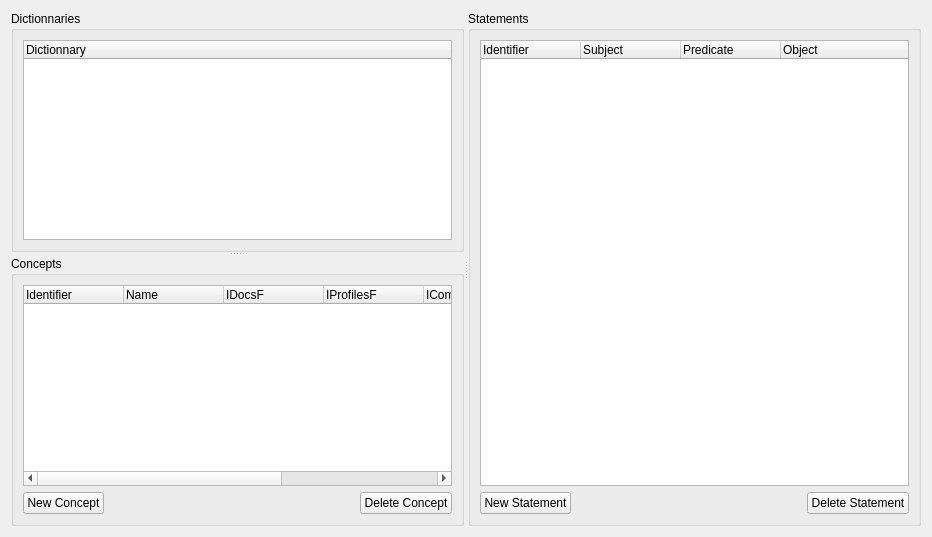
pfrancq/galilei, file kgalileicenter/kviewdicts.ui: the form before one commit.
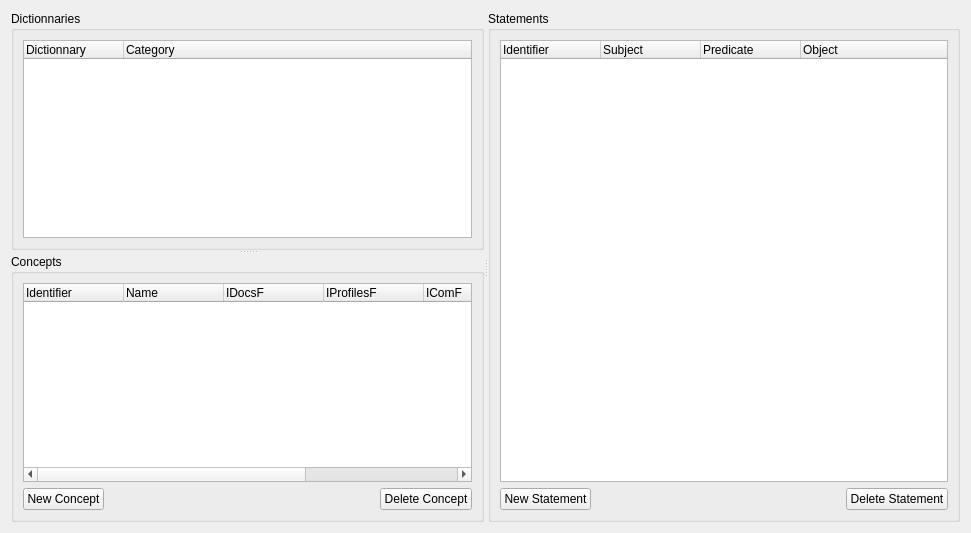
The form after the commit.

Patch:
```diff
--- a/kgalileicenter/kviewdicts.ui
+++ b/kgalileicenter/kviewdicts.ui
@@ -6,8 +6,8 @@
    <rect>
     <x>0</x>
     <y>0</y>
-    <width>932</width>
-    <height>537</height>
+    <width>971</width>
+    <height>533</height>
    </rect>
   </property>
   <property name="windowTitle">
@@ -38,6 +38,11 @@
             <string>Dictionnary</string>
            </property>
           </column>
+          <column>
+           <property name="text">
+            <string>Category</string>
+           </property>
+          </column>
          </widget>
         </item>
        </layout>
@@ -165,7 +170,7 @@
           </widget>
          </item>
          <item>
-          <spacer name="horizontalSpacer">
+          <spacer name="horizontalSpacer1">
            <property name="orientation">
             <enum>Qt::Horizontal</enum>
            </property>
```
